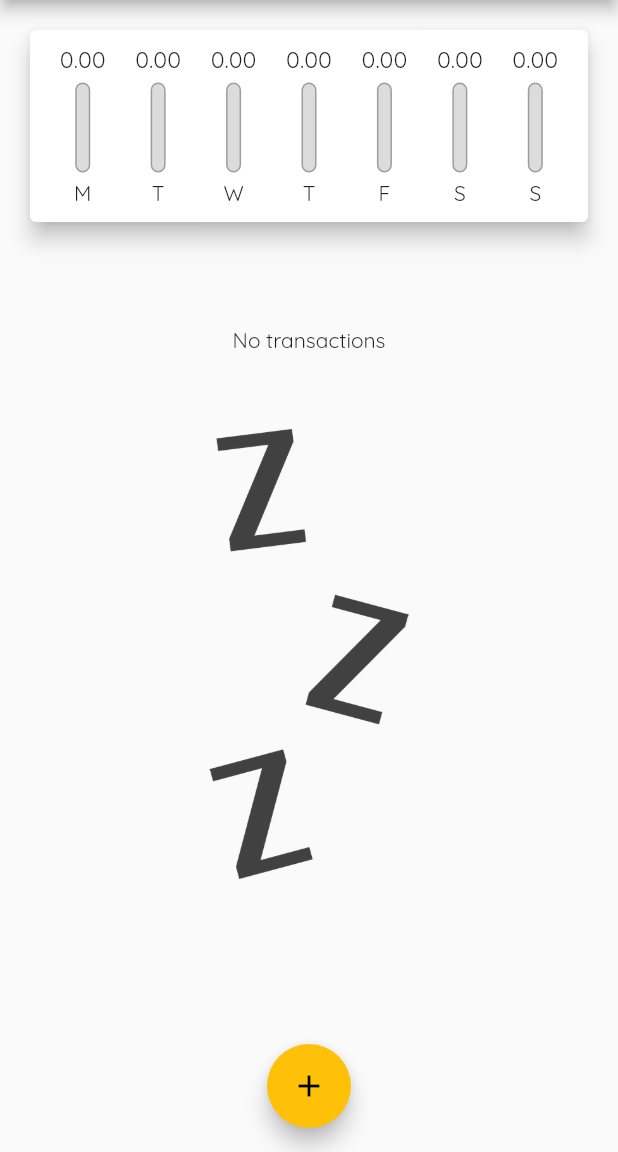
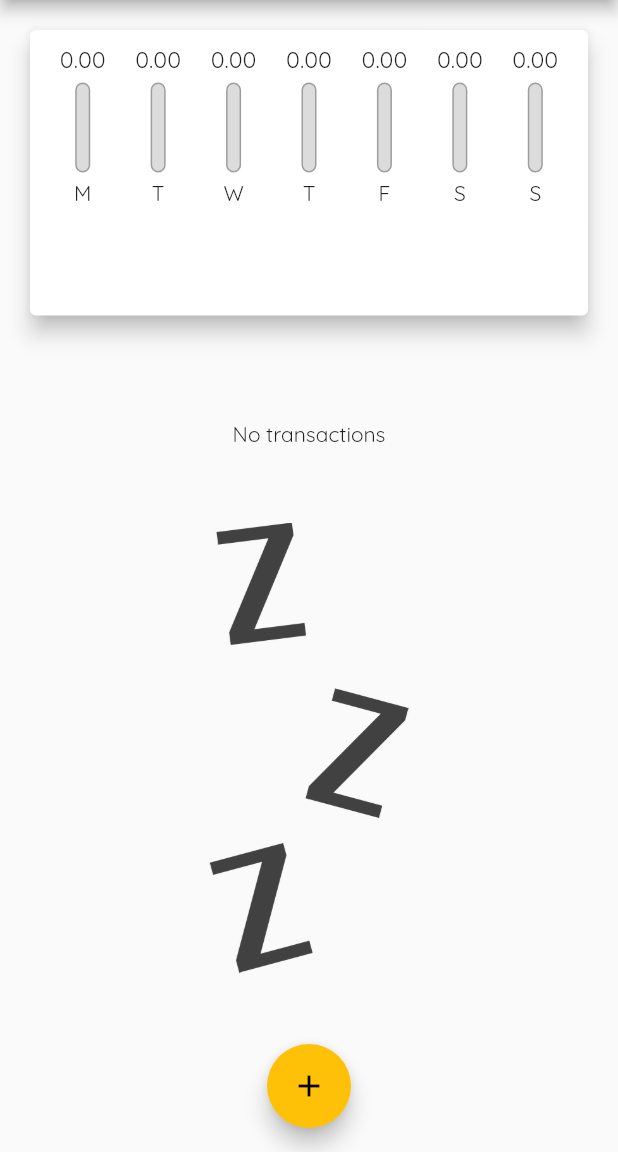
Before and after one commit to s7Thiago/expenses-app, a Flutter app: the screen it shows after launch, on a phone screen of 412 x 824 dp, the part 84-1236 px from its top. Run offline on Flutter 3.47's test engine with Material 2 defaults, Android fonts, the phone set to English and light mode, and no system bars; statements that could not run were skipped.

Commit message:
making ui on adaptive disregarding the status bar and app bar height

```diff
--- a/lib/components/transaction_list.dart
+++ b/lib/components/transaction_list.dart
@@ -15,7 +15,7 @@ class TransactionList extends StatelessWidget {
   @override
   Widget build(BuildContext context) {
     return Container(
-      height: 500,
+      height: MediaQuery.of(context).size.height,
       child: transactions.isEmpty
           ? Column(
               children: [
--- a/lib/main.dart
+++ b/lib/main.dart
@@ -91,8 +91,7 @@ class _MyHomePageState extends State<MyHomePage> {
 
   @override
   Widget build(BuildContext context) {
-    return Scaffold(
-      appBar: AppBar(
+    final appBar = AppBar(
       title: Text(
         'Despesas pessoais',
         style: TextStyle(
@@ -105,15 +104,27 @@ class _MyHomePageState extends State<MyHomePage> {
           onPressed: () => _openModalFormTransaction(context),
         )
       ],
-      ),
+    );
+    final avaliableHeight = MediaQuery.of(context).size.height -
+        appBar.preferredSize.height -
+        MediaQuery.of(context).padding.top;
+
+    return Scaffold(
+      appBar: appBar,
       body: SingleChildScrollView(
         child: Column(
           crossAxisAlignment: CrossAxisAlignment.stretch,
           children: [
-            Chart(recentTransactions: _recentTransactions),
-            TransactionList(
+            Container(
+              height: avaliableHeight * 0.3,
+              child: Chart(recentTransactions: _recentTransactions),
+            ),
+            Container(
+              height: avaliableHeight * 0.7,
+              child: TransactionList(
                 transactions: _transactions,
                 onRemove: _removeTransaction,
+              ),
             ),
           ],
         ),
```
Lines whose indentation alone changed are shown as unchanged.
